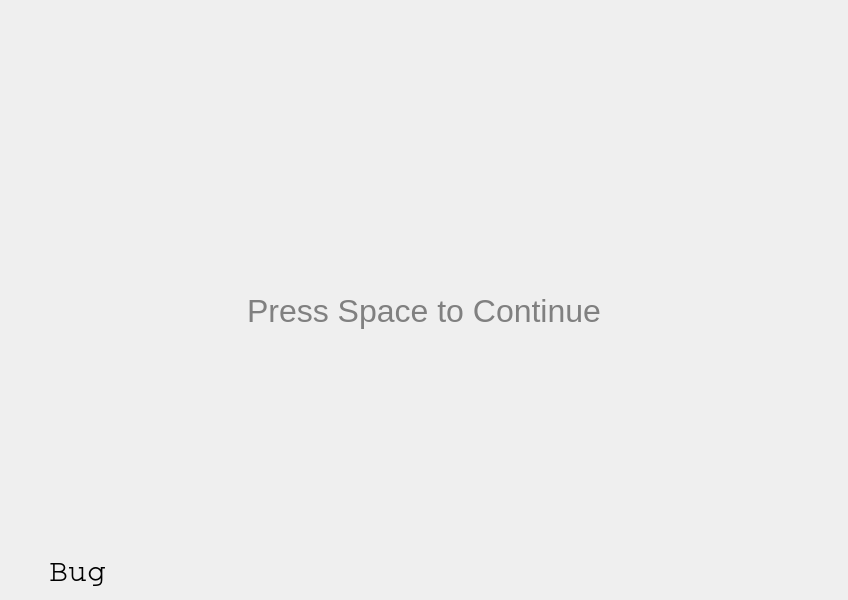
The window that src/view.ui (qiemem/PsyQ) describes before a commit, drawn with Qt 5.
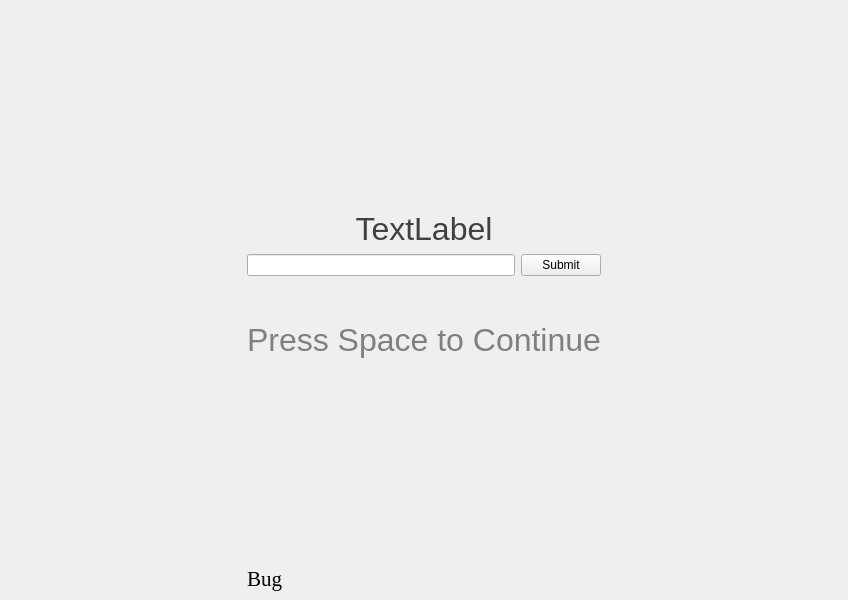
The same window after the commit.

The edit to the form file:
```diff
--- a/src/view.ui
+++ b/src/view.ui
@@ -37,7 +37,7 @@
       </property>
      </spacer>
     </item>
-    <item row="1" column="2">
+    <item row="1" column="3">
      <spacer name="horizontalSpacer_2">
       <property name="orientation">
        <enum>Qt::Horizontal</enum>
@@ -50,7 +50,7 @@
       </property>
      </spacer>
     </item>
-    <item row="0" column="1">
+    <item row="0" column="1" colspan="2">
      <spacer name="verticalSpacer">
       <property name="orientation">
        <enum>Qt::Vertical</enum>
@@ -63,7 +63,7 @@
       </property>
      </spacer>
     </item>
-    <item row="3" column="1">
+    <item row="5" column="1" colspan="2">
      <widget class="QLabel" name="instructionLabel">
       <property name="text">
        <string>&lt;!DOCTYPE HTML PUBLIC &quot;-//W3C//DTD HTML 4.0//EN&quot; &quot;http://www.w3.org/TR/REC-html40/strict.dtd&quot;&gt;
@@ -74,7 +74,7 @@
       </property>
      </widget>
     </item>
-    <item row="2" column="1">
+    <item row="4" column="1" colspan="2">
      <spacer name="verticalSpacer_3">
       <property name="orientation">
        <enum>Qt::Vertical</enum>
@@ -90,26 +90,14 @@
       </property>
      </spacer>
     </item>
-    <item row="1" column="1">
-     <widget class="QWidget" name="displayWidget" native="true">
-      <property name="sizePolicy">
-       <sizepolicy hsizetype="Preferred" vsizetype="Preferred">
-        <horstretch>1</horstretch>
-        <verstretch>0</verstretch>
-       </sizepolicy>
-      </property>
-      <layout class="QGridLayout" name="gridLayout_3">
-       <item row="0" column="0">
-        <layout class="QGridLayout" name="displayLayout"/>
-       </item>
-      </layout>
-     </widget>
-    </item>
-    <item row="4" column="1">
+    <item row="6" column="1" colspan="2">
      <spacer name="verticalSpacer_2">
       <property name="orientation">
        <enum>Qt::Vertical</enum>
       </property>
+      <property name="sizeType">
+       <enum>QSizePolicy::Expanding</enum>
+      </property>
       <property name="sizeHint" stdset="0">
        <size>
         <width>20</width>
@@ -118,12 +106,12 @@
       </property>
      </spacer>
     </item>
-    <item row="5" column="1">
+    <item row="7" column="1" colspan="2">
      <widget class="QLabel" name="bugLabel">
       <property name="font">
        <font>
-        <family>Courier</family>
-        <pointsize>24</pointsize>
+        <family>Times</family>
+        <pointsize>16</pointsize>
        </font>
       </property>
       <property name="text">
@@ -134,6 +122,85 @@
       </property>
      </widget>
     </item>
+    <item row="3" column="1">
+     <widget class="QLineEdit" name="userInputLineEdit"/>
+    </item>
+    <item row="3" column="2">
+     <widget class="QPushButton" name="submitButton">
+      <property name="text">
+       <string>Submit</string>
+      </property>
+     </widget>
+    </item>
+    <item row="1" column="1" colspan="2">
+     <widget class="QLabel" name="mainDisplayLabel">
+      <property name="font">
+       <font>
+        <pointsize>24</pointsize>
+        <stylestrategy>PreferDefault</stylestrategy>
+       </font>
+      </property>
+      <property name="text">
+       <string>&lt;!DOCTYPE HTML PUBLIC &quot;-//W3C//DTD HTML 4.0//EN&quot; &quot;http://www.w3.org/TR/REC-html40/strict.dtd&quot;&gt;
+&lt;html&gt;&lt;head&gt;&lt;meta name=&quot;qrichtext&quot; content=&quot;1&quot; /&gt;&lt;style type=&quot;text/css&quot;&gt;
+p, li { white-space: pre-wrap; }
+&lt;/style&gt;&lt;/head&gt;&lt;body style=&quot; font-family:'Lucida Grande'; font-size:13pt; font-weight:400; font-style:normal;&quot;&gt;
+&lt;p align=&quot;center&quot; style=&quot; margin-top:0px; margin-bottom:0px; margin-left:0px; margin-right:0px; -qt-block-indent:0; text-indent:0px;&quot;&gt;&lt;span style=&quot; font-size:24pt; color:#404040;&quot;&gt;TextLabel&lt;/span&gt;&lt;/p&gt;&lt;/body&gt;&lt;/html&gt;</string>
+      </property>
+     </widget>
+    </item>
+    <item row="5" column="0">
+     <spacer name="horizontalSpacer_3">
+      <property name="orientation">
+       <enum>Qt::Horizontal</enum>
+      </property>
+      <property name="sizeHint" stdset="0">
+       <size>
+        <width>40</width>
+        <height>20</height>
+       </size>
+      </property>
+     </spacer>
+    </item>
+    <item row="5" column="3">
+     <spacer name="horizontalSpacer_4">
+      <property name="orientation">
+       <enum>Qt::Horizontal</enum>
+      </property>
+      <property name="sizeHint" stdset="0">
+       <size>
+        <width>40</width>
+        <height>20</height>
+       </size>
+      </property>
+     </spacer>
+    </item>
+    <item row="3" column="0">
+     <spacer name="horizontalSpacer_5">
+      <property name="orientation">
+       <enum>Qt::Horizontal</enum>
+      </property>
+      <property name="sizeHint" stdset="0">
+       <size>
+        <width>40</width>
+        <height>20</height>
+       </size>
+      </property>
+     </spacer>
+    </item>
+    <item row="3" column="3">
+     <spacer name="horizontalSpacer_6">
+      <property name="orientation">
+       <enum>Qt::Horizontal</enum>
+      </property>
+      <property name="sizeHint" stdset="0">
+       <size>
+        <width>40</width>
+        <height>20</height>
+       </size>
+      </property>
+     </spacer>
+    </item>
    </layout>
   </widget>
  </widget>
```
